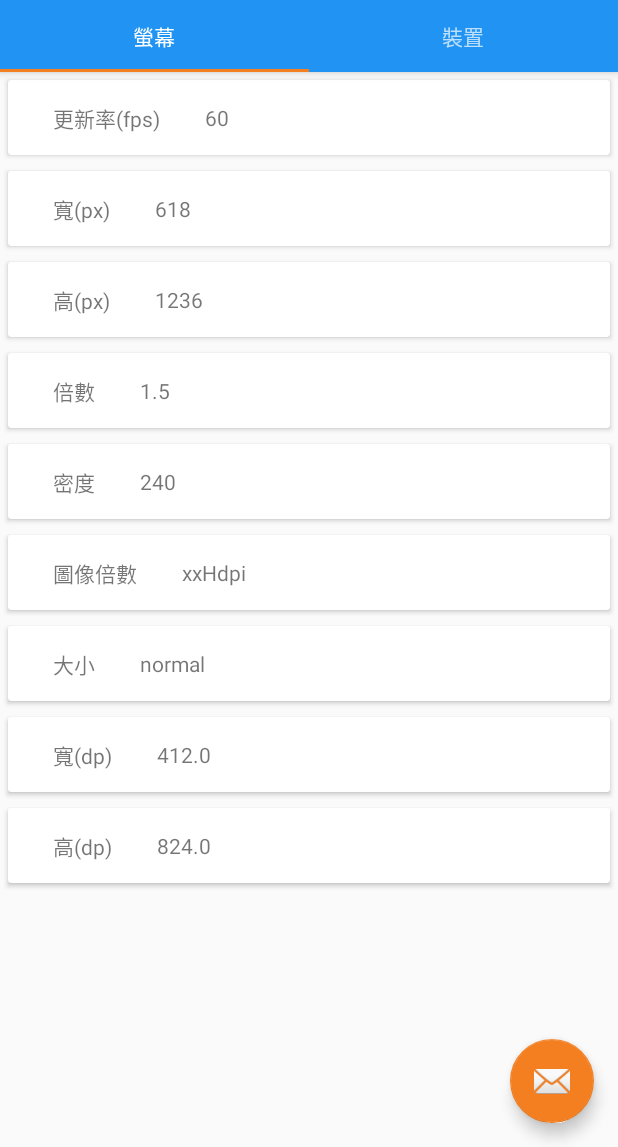
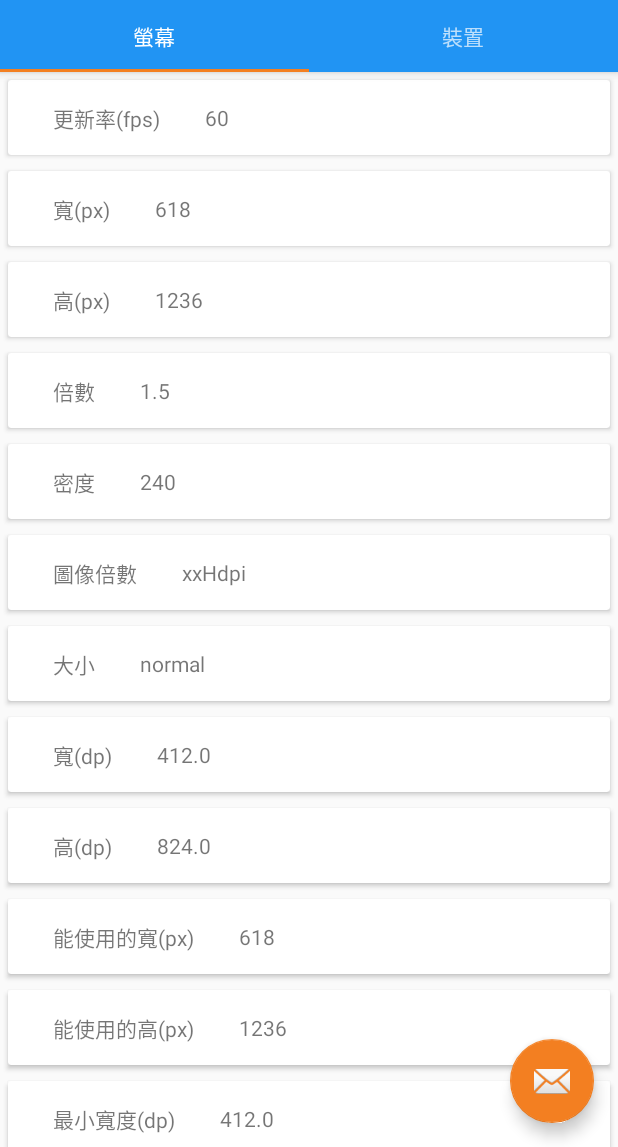
Before and after one commit to fantasy1022/DevelopmentTool, an Android app: the screen it shows after launch (MainActivity), on a phone screen of 412 x 824 dp, the part 89-1236 px from its top. Run offline under Robolectric (Android 15) with nearby library versions, the phone set to English and light mode, and no system bars.

Commit message:
Add extension and new screen item

```diff
--- a/app/src/main/java/com/fantasyfang/developmenttool/data/ScreenInfo.kt
+++ b/app/src/main/java/com/fantasyfang/developmenttool/data/ScreenInfo.kt
@@ -10,11 +10,19 @@ enum class ScreenItem(val value: Int) {
     REFRESH_RATE(R.string.screen_fresh_rate),
     WIDTH_PX(R.string.screen_width_px),
     HEIGHT_PX(R.string.screen_height_px),
+    USABLE_WIDTH_PX(R.string.screen_usable_width_px),
+    USABLE_HEIGHT_PX(R.string.screen_usable_height_px),
     DENSITY(R.string.screen_density),
     DENSITY_DPI(R.string.screen_screen_dpi),
     DRAWABLE_DENSITY(R.string.screen_drawable_density),
     LAYOUT_SIZE(R.string.screen_layout_size),
     WIDTH_DP(R.string.screen_width_dp),
-    HEIGHT_DP(R.string.screen_height_dp)
+    HEIGHT_DP(R.string.screen_height_dp),
+    SMALL_DP(R.string.screen_small_dp),
+    ORIENTATION(R.string.screen_orientation)
+}
 
+enum class ScreenOrientationItem(val value: Int) {
+    ORIENTATION_PORTRAIT(R.string.screen_orientation_portrait),
+    ORIENTATION_LANDSCAPE(R.string.screen_orientation_landscape),
 }
--- /dev/null
+++ b/app/src/main/java/com/fantasyfang/developmenttool/extension/DisplayExtension.kt
@@ -0,0 +1,13 @@
+package com.fantasyfang.developmenttool.extension
+
+import android.view.Display
+import android.view.Surface.*
+import com.fantasyfang.developmenttool.data.ScreenOrientationItem
+
+fun Display.getOrientationString(): ScreenOrientationItem {
+    return when (rotation) {
+        ROTATION_0, ROTATION_180 -> ScreenOrientationItem.ORIENTATION_PORTRAIT
+        ROTATION_90, ROTATION_270 -> ScreenOrientationItem.ORIENTATION_LANDSCAPE
+        else -> throw IllegalArgumentException()
+    }
+}
--- /dev/null
+++ b/app/src/main/java/com/fantasyfang/developmenttool/extension/DisplayMetricsExtension.kt
@@ -0,0 +1,6 @@
+package com.fantasyfang.developmenttool.extension
+
+import android.util.DisplayMetrics
+
+fun DisplayMetrics.getHeightDP() = heightPixels / density
+fun DisplayMetrics.getWidthDP() = widthPixels / density
--- a/app/src/main/java/com/fantasyfang/developmenttool/repository/screen/ScreenInfoLocalDataStore.kt
+++ b/app/src/main/java/com/fantasyfang/developmenttool/repository/screen/ScreenInfoLocalDataStore.kt
@@ -7,7 +7,11 @@ import com.fantasyfang.developmenttool.data.Item
 import com.fantasyfang.developmenttool.data.ScreenInfo
 import com.fantasyfang.developmenttool.data.ScreenItem
 import com.fantasyfang.developmenttool.data.ScreenUIInfo
+import com.fantasyfang.developmenttool.extension.getHeightDP
+import com.fantasyfang.developmenttool.extension.getOrientationString
+import com.fantasyfang.developmenttool.extension.getWidthDP
 import com.fantasyfang.developmenttool.repository.LocalDataStore
+import kotlin.math.min
 import kotlin.math.roundToInt
 
 class ScreenInfoLocalDataStore(private val context: Context) : LocalDataStore<ScreenUIInfo> {
@@ -28,25 +32,43 @@ class ScreenInfoLocalDataStore(private val context: Context) : LocalDataStore<Sc
                         display.refreshRate.roundToInt().toString()
                     )
                 ),
-                ScreenInfo(Item(ScreenItem.WIDTH_PX, metrics.widthPixels.toString())),
-                ScreenInfo(Item(ScreenItem.HEIGHT_PX, metrics.heightPixels.toString())),
+                ScreenInfo(
+                    Item(
+                        ScreenItem.WIDTH_PX,
+                        metrics.widthPixels.toString()
+                    )
+                ),//TODO: need fix
+                ScreenInfo(
+                    Item(
+                        ScreenItem.HEIGHT_PX,
+                        metrics.heightPixels.toString()
+                    )
+                ),//TODO: need fix
                 ScreenInfo(Item(ScreenItem.DENSITY, metrics.density.toString())),
                 ScreenInfo(Item(ScreenItem.DENSITY_DPI, metrics.densityDpi.toString())),
                 ScreenInfo(Item(ScreenItem.DRAWABLE_DENSITY, "xxHdpi")),//TODO: get right dpi
                 ScreenInfo(Item(ScreenItem.LAYOUT_SIZE, "normal")),//TODO: get layout size
                 ScreenInfo(
                     Item(
-                        ScreenItem.WIDTH_DP,
-                        (metrics.widthPixels / metrics.density).toString()
+                        ScreenItem.WIDTH_DP, metrics.getWidthDP().toString()
                     )
                 ),
                 ScreenInfo(
+                    Item(ScreenItem.HEIGHT_DP, metrics.getHeightDP().toString())
+                ),
+                ScreenInfo(Item(ScreenItem.USABLE_WIDTH_PX, metrics.widthPixels.toString())),
+                ScreenInfo(Item(ScreenItem.USABLE_HEIGHT_PX, metrics.heightPixels.toString())),
+                ScreenInfo(
                     Item(
-                        ScreenItem.HEIGHT_DP,
-                        (metrics.heightPixels / metrics.density).toString()
+                        ScreenItem.SMALL_DP,
+                        min(metrics.getHeightDP(), metrics.getWidthDP()).toString()
                     )
-                )
+                ),
+                ScreenInfo(Item(ScreenItem.ORIENTATION, display.getOrientationString().name))
             )
         )
     }
+
+    private fun getHeightDP(metrics: DisplayMetrics) = (metrics.heightPixels / metrics.density)
+
 }
--- a/app/src/main/res/values/strings.xml
+++ b/app/src/main/res/values/strings.xml
@@ -5,11 +5,17 @@
     <string name="screen_fresh_rate">更新率(fps)</string>
     <string name="screen_width_px">寬(px)</string>
     <string name="screen_height_px">高(px)</string>
+    <string name="screen_usable_width_px">能使用的寬(px)</string>
+    <string name="screen_usable_height_px">能使用的高(px)</string>
     <string name="screen_density">倍數</string>
     <string name="screen_screen_dpi">密度</string>
     <string name="screen_drawable_density">圖像倍數</string>
     <string name="screen_layout_size">大小</string>
     <string name="screen_width_dp">寬(dp)</string>
     <string name="screen_height_dp">高(dp)</string>
+    <string name="screen_small_dp">最小寬度(dp)</string>
+    <string name="screen_orientation">方向</string>
+    <string name="screen_orientation_portrait">直向</string>
+    <string name="screen_orientation_landscape">橫向</string>
 
 </resources>
```
Also changed, not shown: 1 other file.
